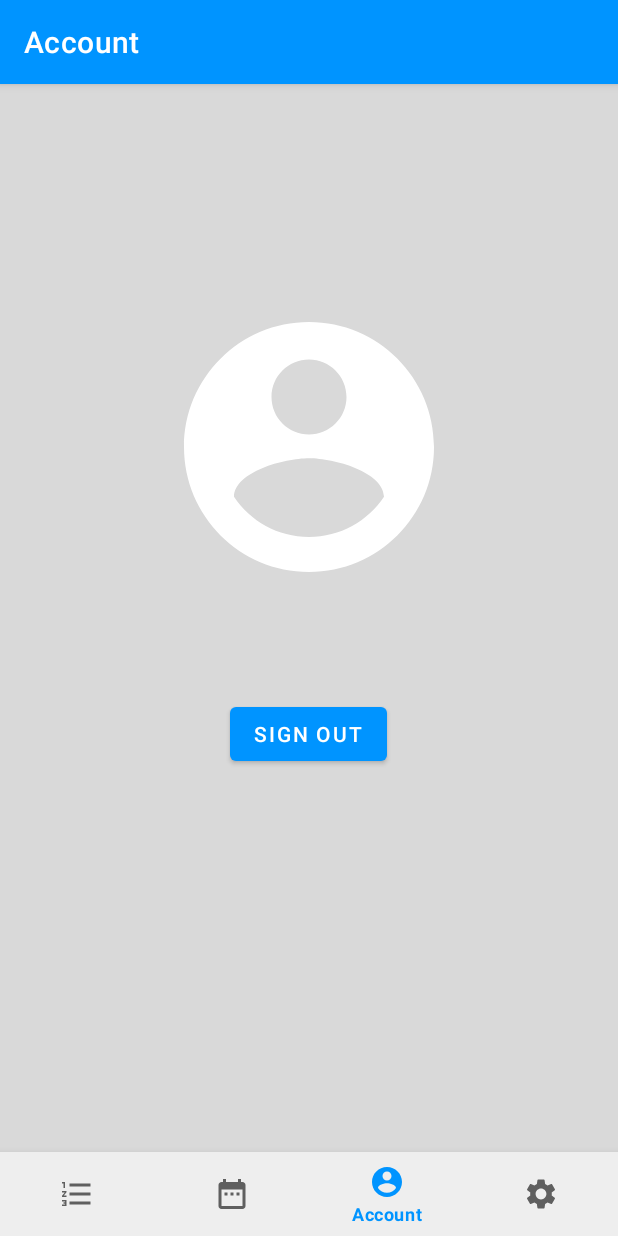
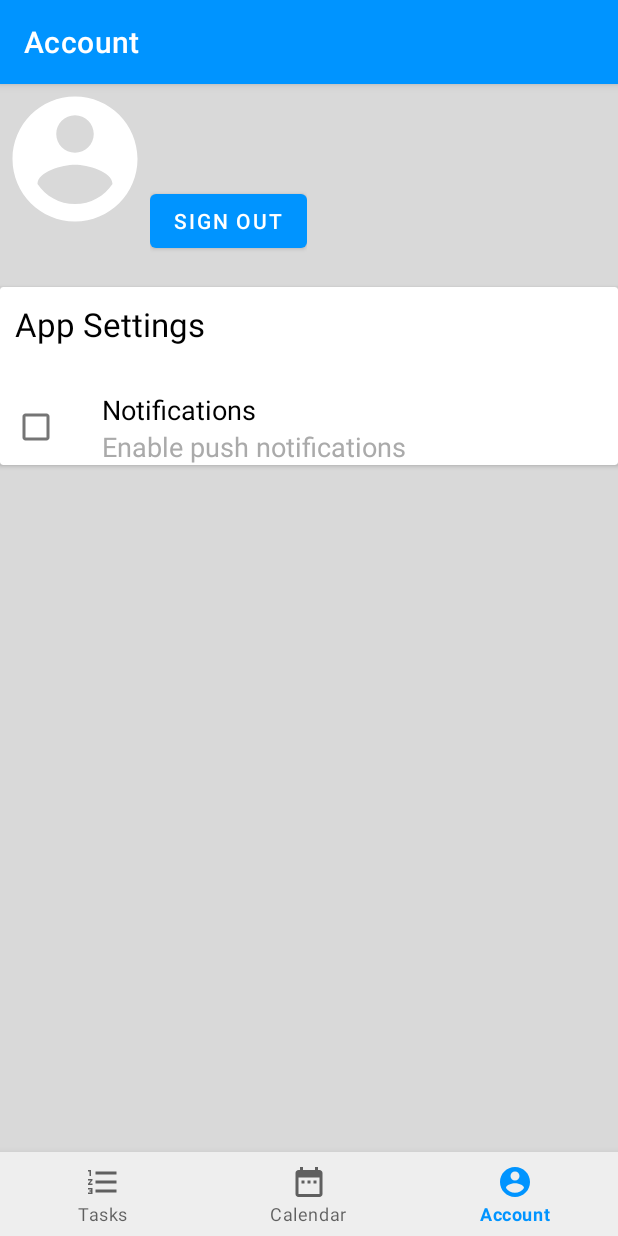
Before and after one commit to todoheap/todoheap, an Android app: the AccountFragment screen opened through its navigation route, on a phone screen of 412 x 824 dp. Run offline under Robolectric (Android 15) with nearby library versions, the phone set to English and light mode, and no system bars; our stand-ins replace Firebase (no records; nobody signed in at launch, a user with empty details on screens opened directly), data binding, navigation-ui; libraries missing offline, so code that uses them is left out: com.firebase.ui; 4 statements that could not run were skipped.

Commit message:
Settings tab removed, combined account and settings tabs.

```diff
--- a/app/src/main/java/edu/rosehulman/todoheap/activities/MainActivity.kt
+++ b/app/src/main/java/edu/rosehulman/todoheap/activities/MainActivity.kt
@@ -46,8 +46,7 @@ class MainActivity : AppCompatActivity() {
         val appBarConfiguration = AppBarConfiguration(setOf(
             R.id.navigation_tasks,
             R.id.navigation_calendar,
-            R.id.navigation_account,
-            R.id.navigation_settings
+            R.id.navigation_account
         ))
         setupActionBarWithNavController(navController, appBarConfiguration)
 
@@ -55,7 +54,7 @@ class MainActivity : AppCompatActivity() {
         navView.setupWithNavController(navController)
         navController.navigate(R.id.navigation_tasks)
         navController.addOnDestinationChangedListener { controller, destination, arguments ->
-            if(destination.id==R.id.navigation_account || destination.id==R.id.navigation_settings){
+            if(destination.id==R.id.navigation_account){
                 binding.fab.hide()
             }else{
                 binding.fab.show()
--- a/app/src/main/res/layout/fragment_account.xml
+++ b/app/src/main/res/layout/fragment_account.xml
@@ -11,36 +11,94 @@
             name = "controller"
             type = "edu.rosehulman.todoheap.controller.account.AccountController" />
     </data>
-    <RelativeLayout
+    <LinearLayout
+        android:layout_width="match_parent"
+        android:layout_height="match_parent"
+        android:orientation="vertical"
+        tools:context=".view.account.AccountFragment"
+        android:background="@color/grey_background">
+        <LinearLayout
             android:id="@+id/account_frag"
             android:layout_width="match_parent"
-        android:layout_height="match_parent"
-        tools:context=".view.account.AccountFragment"
-        android:background="@color/grey_background">
+            android:layout_height="wrap_content">
 
             <ImageView
                 android:id="@+id/profile_pic"
-            android:layout_width="200dp"
-            android:layout_height="200dp"
+                android:layout_width="100dp"
+                android:layout_height="100dp"
                 android:src="@{model.profilePicture}"
-            android:layout_centerHorizontal="true"
-            android:layout_above="@id/text_account"/>
+                />
+            <LinearLayout
+                android:layout_width="wrap_content"
+                android:layout_height="wrap_content"
+                android:orientation="vertical"
+                >
                 <TextView
                     android:id="@+id/text_account"
                     android:layout_width="wrap_content"
-            android:layout_height="wrap_content"
-            android:layout_centerInParent="true"
+                    android:layout_height="match_parent"
                     android:textSize="20sp"
                     android:text="@{model.name}"
                 />
                 <Button
                     android:layout_width="wrap_content"
-            android:layout_height="wrap_content"
+                    android:layout_height="match_parent"
                     android:text="@string/sign_out"
-            android:layout_centerHorizontal="true"
-            android:layout_below="@id/text_account"
                     android:layout_marginTop="40dp"
                     android:onClick="@{() -> controller.onLogOut()}"
+                    android:layout_gravity="center"
+                    />
+            </LinearLayout>
+        </LinearLayout>
+
+        <androidx.cardview.widget.CardView
+            android:layout_width="match_parent"
+            android:layout_height="wrap_content"
+            android:layout_marginTop="20dp"
+            >
+            <LinearLayout
+                android:layout_width="wrap_content"
+                android:layout_height="wrap_content"
+                android:orientation="vertical">
+                <!-- Section Header -->
+                <TextView
+                    android:layout_width="wrap_content"
+                    android:layout_height="wrap_content"
+                    android:text="App Settings"
+                    android:textColor="@color/black"
+                    android:padding="10dp"
+                    android:textSize="22sp"
+                    />
+                <RelativeLayout
+                    android:layout_marginTop="20dp"
+                    android:layout_width="wrap_content"
+                    android:layout_height="wrap_content">
+                    <CheckBox
+                        android:id="@+id/checkbox_notifications"
+                        android:layout_width="wrap_content"
+                        android:layout_height="wrap_content" />
+                    <TextView
+                        android:id="@+id/checkbox_text"
+                        android:layout_width="wrap_content"
+                        android:layout_height="wrap_content"
+                        android:text="Notifications"
+                        android:textColor="@color/black"
+                        android:layout_toRightOf="@id/checkbox_notifications"
+                        android:textSize="18sp"
+                        android:layout_marginLeft="20dp"/>
+                    <TextView
+                        android:layout_width="wrap_content"
+                        android:layout_height="wrap_content"
+                        android:text="Enable push notifications"
+                        android:textColor="@color/grey_text"
+                        android:layout_below="@id/checkbox_text"
+                        android:layout_alignLeft="@id/checkbox_text"
+                        android:textSize="18sp"
                         />
                 </RelativeLayout>
+
+            </LinearLayout>
+
+        </androidx.cardview.widget.CardView>
+    </LinearLayout>
 </layout>
--- a/app/src/main/res/menu/bottom_nav_menu.xml
+++ b/app/src/main/res/menu/bottom_nav_menu.xml
@@ -16,9 +16,4 @@
         android:icon="@drawable/ic_account"
         android:title="@string/title_account" />
 
-    <item
-        android:id="@+id/navigation_settings"
-        android:icon="@drawable/ic_settings"
-        android:title="@string/title_settings" />
-
 </menu>
--- a/app/src/main/res/navigation/mobile_navigation.xml
+++ b/app/src/main/res/navigation/mobile_navigation.xml
@@ -23,9 +23,4 @@
         android:label="@string/title_account"
         tools:layout="@layout/fragment_account" />
 
-    <fragment
-        android:id="@+id/navigation_settings"
-        android:name="edu.rosehulman.todoheap.view.settings.SettingsFragment"
-        android:label="@string/title_settings"
-        tools:layout="@layout/fragment_settings" />
 </navigation>
```
Lines whose indentation alone changed are shown as unchanged.
